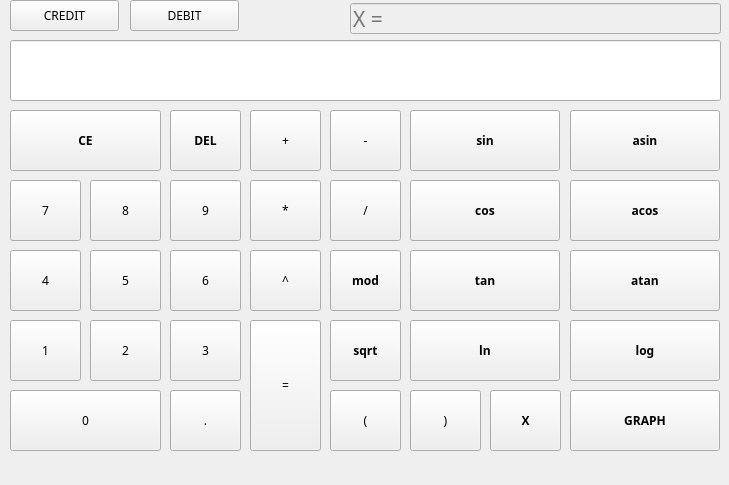
This is src/calcView.ui in antinlay/CPP3_SmartCalc_v2.0-1 as Qt 5 draws it before an edit. The edited form follows.
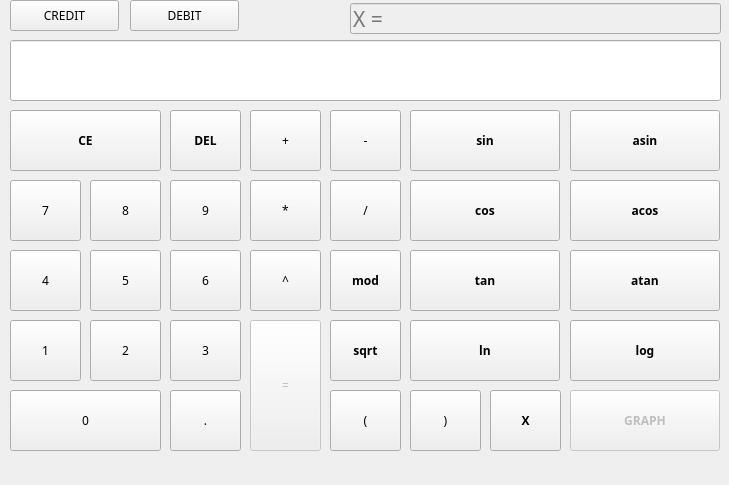
This is the edited form. Icons and pictures are not drawn.

```diff
--- a/src/calcView.ui
+++ b/src/calcView.ui
@@ -504,6 +504,9 @@
     </property>
    </widget>
    <widget class="QPushButton" name="equal">
+    <property name="enabled">
+     <bool>false</bool>
+    </property>
     <property name="geometry">
      <rect>
       <x>250</x>
@@ -688,6 +691,9 @@
     </property>
    </widget>
    <widget class="QPushButton" name="graph">
+    <property name="enabled">
+     <bool>false</bool>
+    </property>
     <property name="geometry">
      <rect>
       <x>570</x>
```
